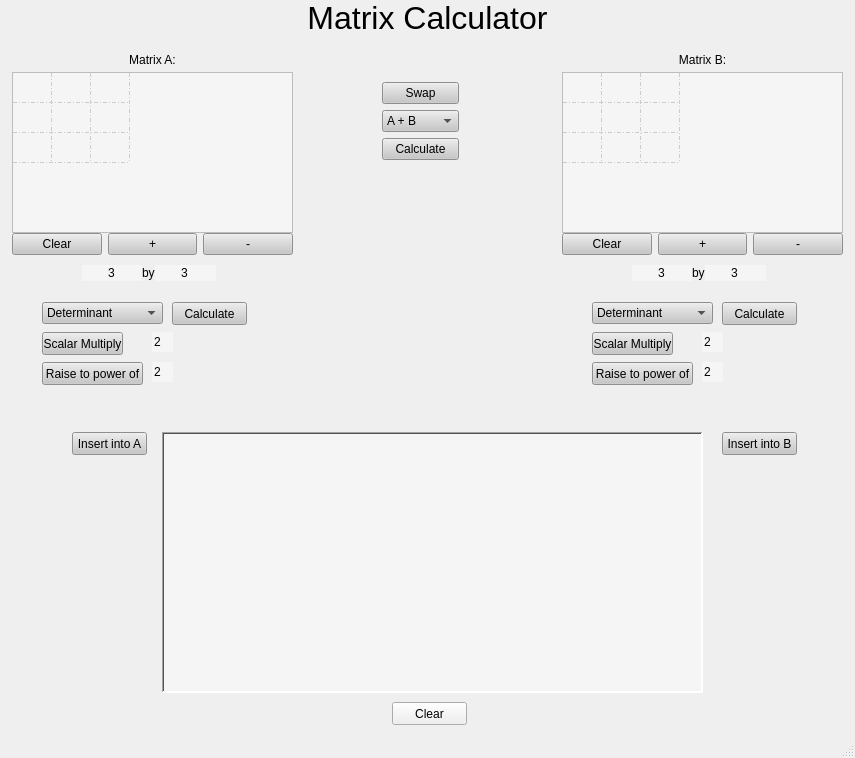
Before: the Qt Designer form mainwindow.ui in justinhay14/Matrix-Calulator-cpp, drawn with Qt 5.
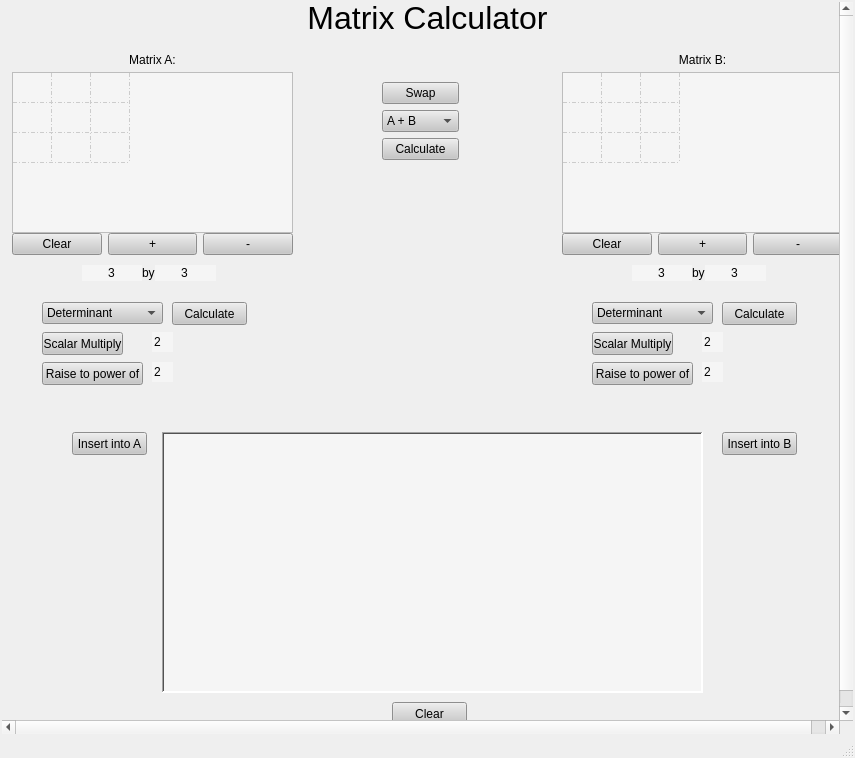
After: the same form once the commit is applied.

```diff
--- a/mainwindow.ui
+++ b/mainwindow.ui
@@ -45,7 +45,7 @@
        <enum>QFrame::NoFrame</enum>
       </property>
       <property name="widgetResizable">
-       <bool>true</bool>
+       <bool>false</bool>
       </property>
       <property name="alignment">
        <set>Qt::AlignHCenter|Qt::AlignTop</set>
@@ -191,7 +191,8 @@
          </rect>
         </property>
         <property name="styleSheet">
-         <string notr="true"/>
+         <string notr="true">background-color: rgb(199, 199, 199);
+border-color: rgb(0, 0, 0);</string>
         </property>
         <property name="text">
          <string>Clear</string>
```
